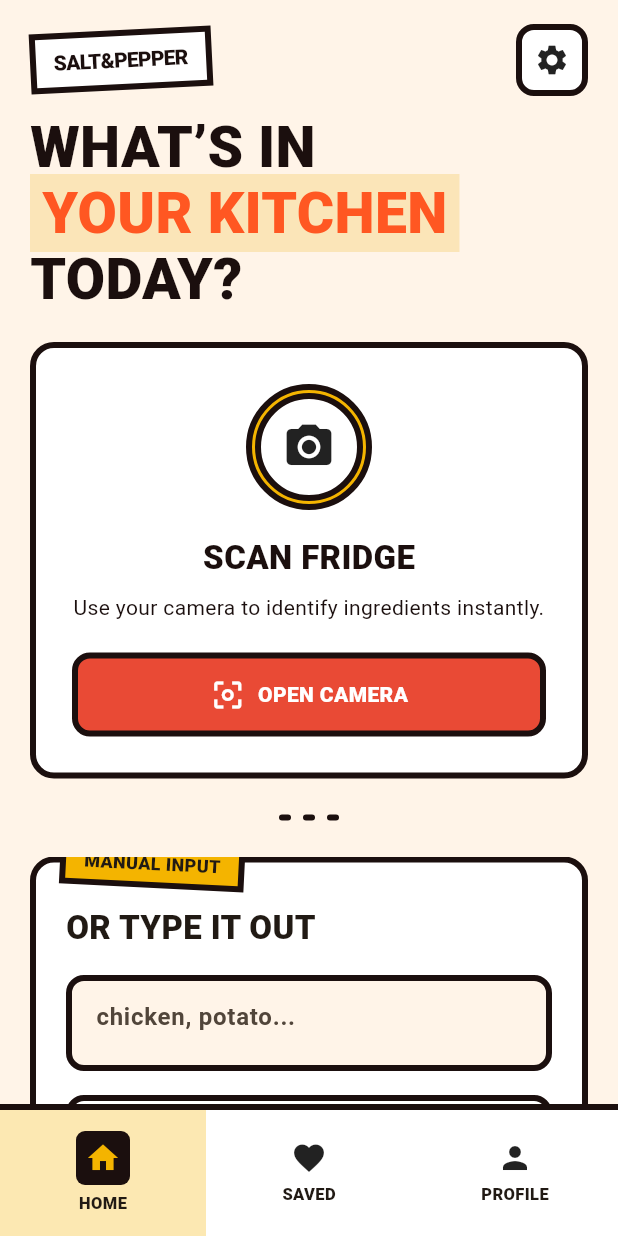
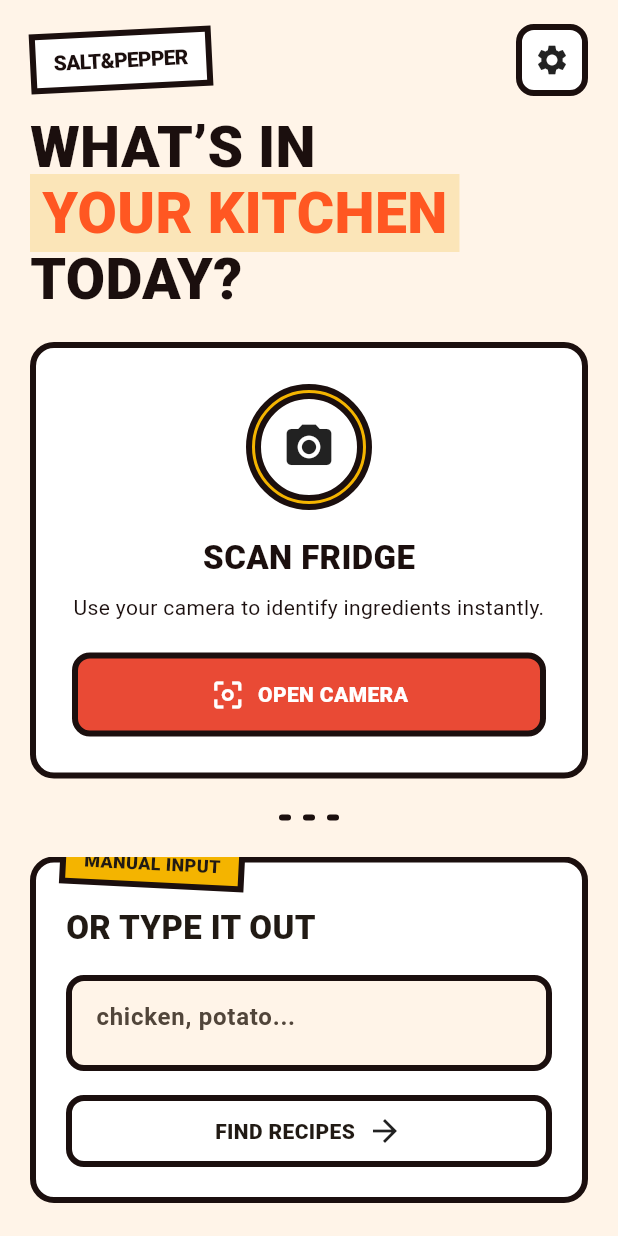
Before and after one commit to SacredNightmare99/salt-and-pepper, a Flutter app: the screen it shows after launch, on a phone screen of 412 x 824 dp. Run offline on Flutter 3.47's test engine with Material 3 defaults, Android fonts, the phone set to English and light mode, and no system bars; our stand-ins replace flutter_dotenv; missing offline and left inert: genui, genui_google_generative_ai, json_schema_builder.

Commit message:
removed ganda nav

```diff
--- a/lib/screens/home_screen.dart
+++ b/lib/screens/home_screen.dart
@@ -46,7 +46,6 @@ class _HomeScreenState extends State<HomeScreen> {
                 ),
               ],
             ),
-            const _BottomNav(),
           ],
         ),
       ),
@@ -357,74 +356,3 @@ class _SecondaryButton extends StatelessWidget {
     );
   }
 }
-
-/* ---------------- BOTTOM NAV ---------------- */
-
-class _BottomNav extends StatelessWidget {
-  const _BottomNav();
-
-  @override
-  Widget build(BuildContext context) {
-    return Positioned(
-      bottom: 0,
-      left: 0,
-      right: 0,
-      child: Container(
-        height: 88,
-        decoration: const BoxDecoration(
-          color: Colors.white,
-          border: Border(top: BorderSide(width: 4, color: Color(0xFF1B0F0E))),
-        ),
-        child: Row(
-          children: const [
-            _NavItem(icon: Icons.home, label: 'HOME', active: true),
-            _NavItem(icon: Icons.favorite, label: 'SAVED'),
-            _NavItem(icon: Icons.person, label: 'PROFILE'),
-          ],
-        ),
-      ),
-    );
-  }
-}
-
-class _NavItem extends StatelessWidget {
-  final IconData icon;
-  final String label;
-  final bool active;
-
-  const _NavItem({
-    required this.icon,
-    required this.label,
-    this.active = false,
-  });
-
-  @override
-  Widget build(BuildContext context) {
-    return Expanded(
-      child: Container(
-        color: active ? Color(0xFFF4B400).withOpacity(0.3) : null,
-        child: Column(
-          mainAxisAlignment: MainAxisAlignment.center,
-          children: [
-            if (active)
-              Container(
-                padding: const EdgeInsets.all(6),
-                decoration: BoxDecoration(
-                  color: Color(0xFF1B0F0E),
-                  borderRadius: BorderRadius.circular(6),
-                ),
-                child: Icon(icon, color: Color(0xFFF4B400)),
-              )
-            else
-              Icon(icon),
-            const SizedBox(height: 4),
-            Text(
-              label,
-              style: const TextStyle(fontSize: 11, fontWeight: FontWeight.w900),
-            ),
-          ],
-        ),
-      ),
-    );
-  }
-}
```
